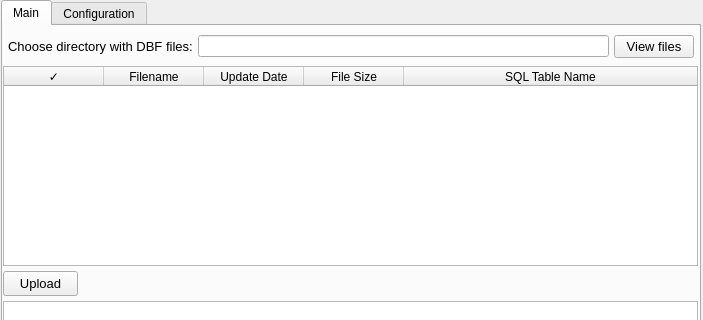
Before: the Qt Designer form gui.ui in StanleyKubrik/DBFLoaderToSQL, drawn with Qt 5; both pictures show x 0 to 703 and y 0 to 320 of the 703 by 540 pixel window.
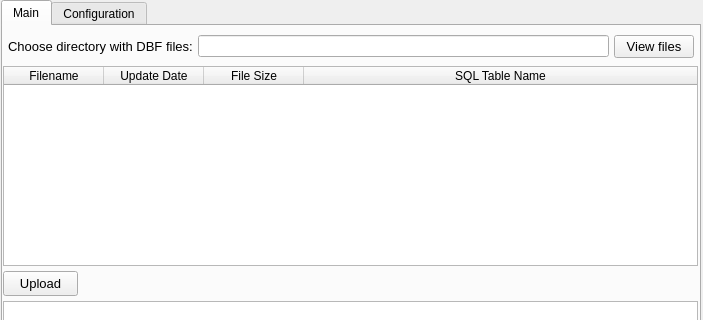
After: the same form once the commit is applied.

Commit message: 2022/06/21 - Need to realize 'View files' button.

Patch:
```diff
--- a/gui.ui
+++ b/gui.ui
@@ -107,7 +107,7 @@
        <number>0</number>
       </property>
       <property name="columnCount">
-       <number>5</number>
+       <number>4</number>
       </property>
       <attribute name="horizontalHeaderVisible">
        <bool>true</bool>
@@ -133,11 +133,6 @@
       <attribute name="verticalHeaderShowSortIndicator" stdset="0">
        <bool>false</bool>
       </attribute>
-      <column>
-       <property name="text">
-        <string>✓</string>
-       </property>
-      </column>
       <column>
        <property name="text">
         <string>Filename</string>
```
The commit also changes 2 other files.
